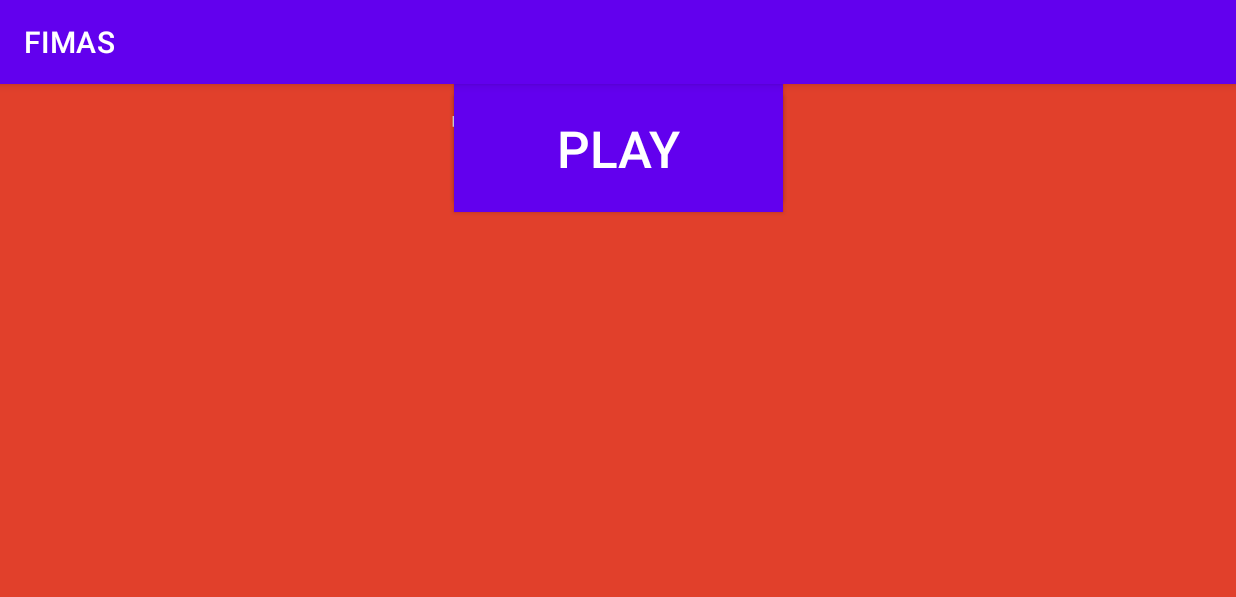
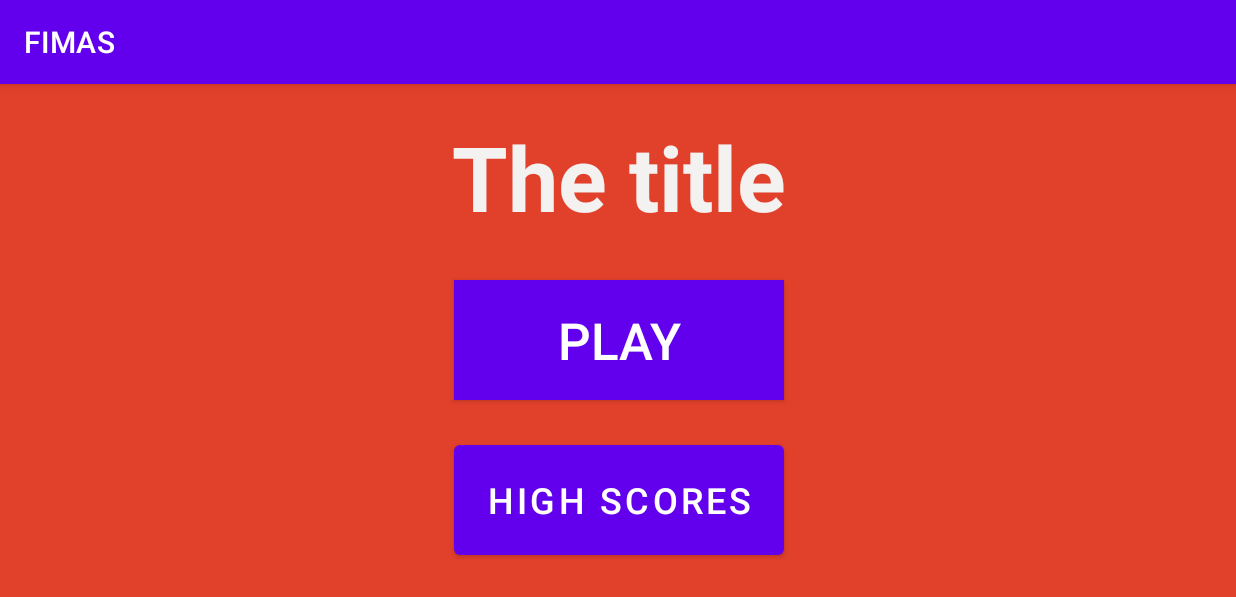
Before and after one commit to Mcglonec2/355-Android-Project, an Android app: the screen it shows after launch (MainActivity), on a phone screen of 824 x 412 dp (held sideways). Shown: the top 597 px of the screen. Run offline under Robolectric (Android 15) with nearby library versions, the phone set to English and light mode, and no system bars.

Commit message:
Scores button connected / Screens not landscape

```diff
--- a/app/src/main/AndroidManifest.xml
+++ b/app/src/main/AndroidManifest.xml
@@ -20,6 +20,7 @@
             </intent-filter>
         </activity>
         <activity android:name=".DifficultyScreen"></activity>
+        <activity android:name=".ScoresScreen"></activity>
     </application>
 
 </manifest>
--- a/app/src/main/java/com/example/fimas/MainActivity.java
+++ b/app/src/main/java/com/example/fimas/MainActivity.java
@@ -28,5 +28,16 @@ public class MainActivity extends AppCompatActivity {
                 startActivity(intent);
             }
         });
+
+        Button scores = (Button) findViewById(R.id.scoreButton);
+        scores.setOnClickListener(new View.OnClickListener() {
+            @Override
+            public void onClick(View view) {
+                Log.d(TAG, "onClick: Clicked play button");
+
+                Intent intent = new Intent(MainActivity.this, ScoresScreen.class);
+                startActivity(intent);
+            }
+        });
     }
 }
--- /dev/null
+++ b/app/src/main/res/layout-land/activity_main.xml
@@ -0,0 +1,54 @@
+<?xml version="1.0" encoding="utf-8"?>
+<androidx.constraintlayout.widget.ConstraintLayout xmlns:android="http://schemas.android.com/apk/res/android"
+    xmlns:app="http://schemas.android.com/apk/res-auto"
+    xmlns:tools="http://schemas.android.com/tools"
+    android:layout_width="match_parent"
+    android:layout_height="match_parent"
+    android:background="#E1402B"
+    tools:context=".MainActivity">
+
+    <Button
+        android:id="@+id/scoreButton"
+        android:layout_width="220dp"
+        android:layout_height="85dp"
+        android:layout_marginBottom="36dp"
+        android:text="HIGH SCORES"
+        android:textSize="24sp"
+        app:layout_constraintBottom_toBottomOf="parent"
+        app:layout_constraintEnd_toEndOf="@+id/playButton"
+        app:layout_constraintHorizontal_bias="0.0"
+        app:layout_constraintStart_toStartOf="@+id/playButton" />
+
+    <TextView
+        android:id="@+id/textView"
+        android:layout_width="wrap_content"
+        android:layout_height="wrap_content"
+        android:layout_marginBottom="10dp"
+        android:text="The title"
+        android:textColor="#F4F1F1"
+        android:textSize="60sp"
+        android:textStyle="bold"
+        app:layout_constraintBottom_toTopOf="@+id/playButton"
+        app:layout_constraintEnd_toEndOf="parent"
+        app:layout_constraintHorizontal_bias="0.501"
+        app:layout_constraintStart_toStartOf="parent"
+        app:layout_constraintTop_toTopOf="parent"
+        app:layout_constraintVertical_bias="0.536"
+        tools:text="Game Title" />
+
+    <Button
+        android:id="@+id/playButton"
+        style="@style/Widget.AppCompat.Button"
+        android:layout_width="220dp"
+        android:layout_height="80dp"
+        android:layout_marginBottom="24dp"
+        android:background="#54C13F"
+        android:backgroundTint="#56D640"
+        android:backgroundTintMode="screen"
+        android:text="PLAY"
+        android:textSize="34sp"
+        app:layout_constraintBottom_toTopOf="@+id/scoreButton"
+        app:layout_constraintEnd_toEndOf="@+id/textView"
+        app:layout_constraintStart_toStartOf="@+id/textView" />
+
+</androidx.constraintlayout.widget.ConstraintLayout>
```
Also changed, not shown: app/src/main/java/com/example/fimas/ScoresScreen.java (added, +14 -0 lines), app/src/main/res/layout-land/difficulty_screen.xml (added, +23 -0 lines), app/src/main/res/layout-land/scores_screen.xml (added, +23 -0 lines), app/src/main/res/layout/scores_screen.xml (added, +23 -0 lines).
